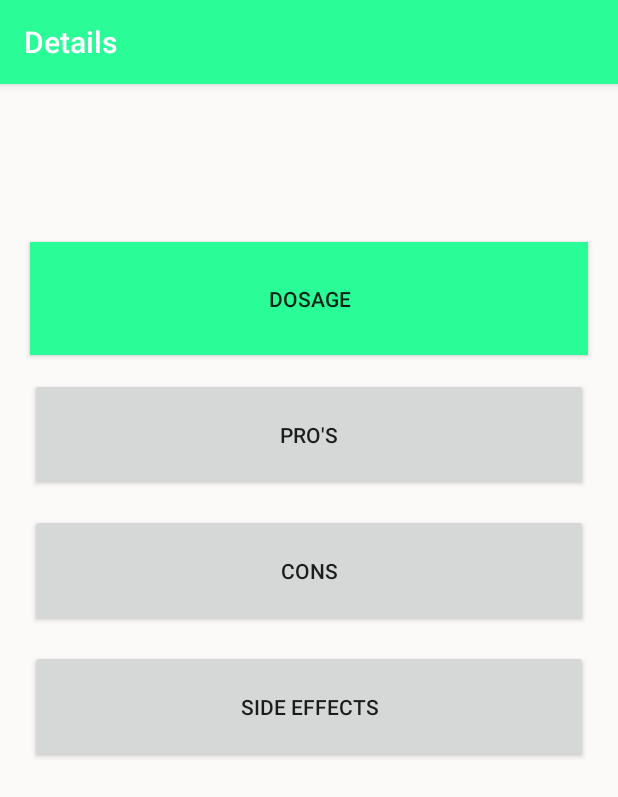
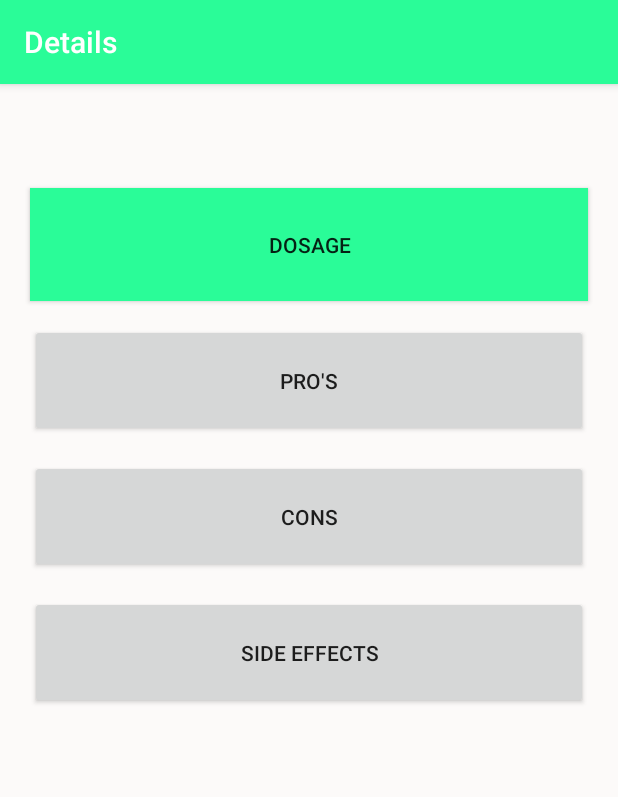
Before and after one commit to uml-app1-2016/Supplify, an Android app: the DrugActivity screen opened directly, with no data from a screen before it, on a phone screen of 412 x 824 dp. Shown: the top 797 px of the screen. Run offline under Robolectric (Android 15) with nearby library versions, the phone set to English and light mode, and no system bars; network calls fail; 4 statements that could not run were skipped.

Commit message:
It works better

```diff
--- a/Supplify-branch/app/src/main/java/com/example/supplify2/DrugActivity.java
+++ b/Supplify-branch/app/src/main/java/com/example/supplify2/DrugActivity.java
@@ -1,14 +1,17 @@
 package com.example.supplify2;
 
 import android.content.Intent;
+import android.graphics.LinearGradient;
 import android.os.AsyncTask;
 import android.os.Bundle;
 import android.support.v4.app.NavUtils;
 import android.support.v7.app.AppCompatActivity;
 import android.view.MenuItem;
 import android.view.View;
+import android.view.ViewGroup;
 import android.widget.Button;
 import android.widget.LinearLayout;
+import android.widget.RelativeLayout;
 import android.widget.TextView;
 
 import java.io.IOException;
@@ -99,6 +102,10 @@ public class DrugActivity extends AppCompatActivity{
         HashMap<String, ArrayList<String>> map = new HashMap<String, ArrayList<String>>();
         Intent intent = getIntent();
         String str = intent.getStringExtra("location");
+        //LinearLayout magic1 = (LinearLayout) findViewById(R.id.magic_layout);
+        //LinearLayout magic2 = (LinearLayout) findViewById(R.id.magic_layout2);
+        //LinearLayout magic3 = (LinearLayout) findViewById(R.id.magic_layout3);
+        LinearLayout magic4 = (LinearLayout) findViewById(R.id.magic_layout4);
         TextView textView1 = (TextView) findViewById(R.id.textView1);
         TextView textView2 = (TextView) findViewById(R.id.side_effects);
         TextView textView3 = (TextView) findViewById(R.id.pros);
@@ -143,8 +150,17 @@ public class DrugActivity extends AppCompatActivity{
 
         @Override
         protected void onPostExecute(ArrayList<String> result) {
+
+
             textView1.setText(str);
-            textView2.setText(result.get(0));
+
+            String temp = result.get(0);
+            int length = temp.length();
+            length = length / 54;
+            int newHeight = length * 50;
+            //RelativeLayout.LayoutParams params1 = new RelativeLayout.LayoutParams(ViewGroup.LayoutParams.MATCH_PARENT, newHeight);
+            //magic4.setLayoutParams(params1);
+            textView2.setText(temp);
             textView3.setText(result.get(2));
             textView4.setText(result.get(3));
             textView5.setText(result.get(1));
--- a/Supplify-branch/app/src/main/res/layout/activity_supplement.xml
+++ b/Supplify-branch/app/src/main/res/layout/activity_supplement.xml
@@ -1,16 +1,18 @@
 <?xml version="1.0" encoding="utf-8"?>
 
-<RelativeLayout xmlns:android="http://schemas.android.com/apk/res/android"
+<ScrollView xmlns:android="http://schemas.android.com/apk/res/android"
     xmlns:tools="http://schemas.android.com/tools"
     android:layout_width="match_parent"
     android:layout_height="match_parent"
     android:background="@color/SupWhite"
     tools:context=".DrugActivity">
 
-
+        <RelativeLayout
+            android:layout_width="match_parent"
+            android:layout_height="match_parent">
                 <TextView
                     android:layout_width="match_parent"
-            android:layout_height="90dp"
+                    android:layout_height="wrap_content"
                     android:id="@+id/textView1"
                     android:gravity="center"
                     android:textSize="40sp"
@@ -30,14 +32,14 @@
                     android:layout_below="@id/magic_btn3"
                     android:id="@+id/magic_layout3"
                     android:layout_width="match_parent"
-            android:layout_height="100dp"
+                    android:layout_height="wrap_content"
                     android:orientation="vertical"
                     android:background="@color/SupDarkGreen"
                     android:visibility="gone">
 
                     <TextView
                         android:layout_width="match_parent"
-                android:layout_height="match_parent"
+                        android:layout_height="wrap_content"
                         android:layout_marginLeft="15dp"
                         android:layout_marginRight="15dp"
                         android:textColor="@color/SupWhite"
@@ -58,7 +60,7 @@
                     android:layout_below="@id/magic_btn"
                     android:id="@+id/magic_layout"
                     android:layout_width="match_parent"
-            android:layout_height="100dp"
+                    android:layout_height="wrap_content"
                     android:orientation="vertical"
                     android:visibility="gone">
 
@@ -84,12 +86,12 @@
                     android:id="@+id/magic_layout2"
                     android:layout_below="@id/magic_btn2"
                     android:layout_width="match_parent"
-            android:layout_height="100dp"
+                    android:layout_height="wrap_content"
                     android:orientation="vertical"
                     android:visibility="gone">
                         <TextView
                             android:layout_width="match_parent"
-                    android:layout_height="match_parent"
+                            android:layout_height="wrap_content"
                             android:layout_marginLeft="15dp"
                             android:layout_marginRight="15dp"
                             android:id="@+id/cons"
@@ -109,16 +111,17 @@
                     android:layout_below="@id/magic_btn4"
                     android:id="@+id/magic_layout4"
                     android:layout_width="match_parent"
-            android:layout_height="100dp"
+                    android:layout_height="wrap_content"
                     android:orientation="vertical"
                     android:visibility="gone">
 
                     <TextView
                         android:layout_width="match_parent"
-                android:layout_height="match_parent"
+                        android:layout_height="wrap_content"
                         android:layout_marginLeft="15dp"
                         android:layout_marginRight="15dp"
                         android:id="@+id/side_effects"
                         android:text="literally"/>
                 </LinearLayout>
         </RelativeLayout>
+</ScrollView>
```
Lines whose indentation alone changed are shown as unchanged.
